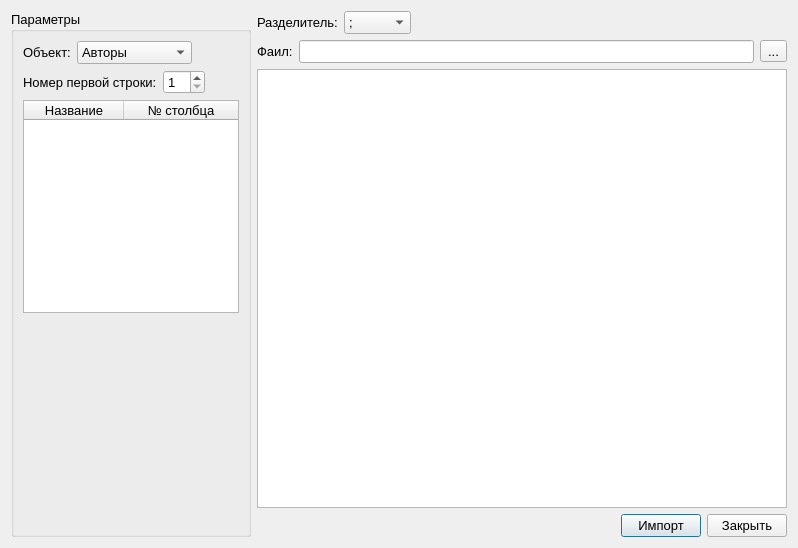
First picture: the form in librarian/import.ui, repository Skyrim78/Librarian, before the edit.
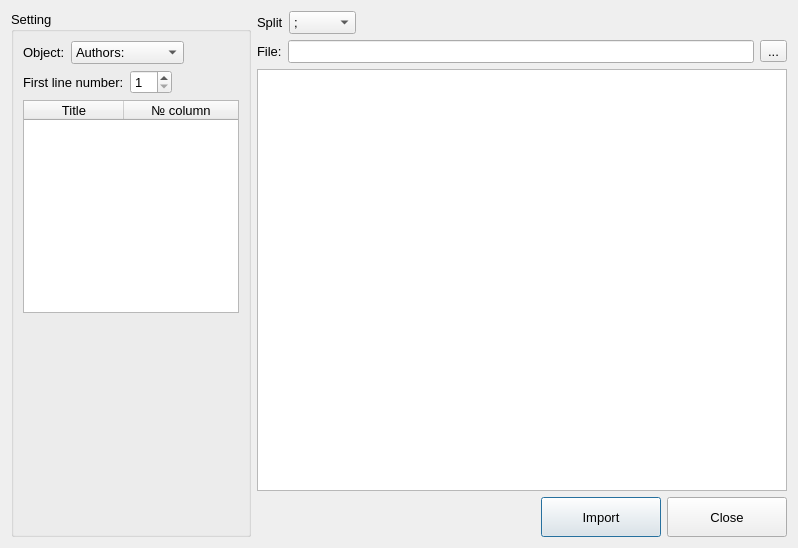
Second picture: the form after the edit.

```diff
--- a/librarian/import.ui
+++ b/librarian/import.ui
@@ -36,7 +36,7 @@
         </size>
        </property>
        <property name="title">
-        <string>Параметры</string>
+        <string>Setting</string>
        </property>
        <layout class="QGridLayout" name="gridLayout">
         <item row="0" column="0">
@@ -46,7 +46,7 @@
             <item>
              <widget class="QLabel" name="label_4">
               <property name="text">
-               <string>Объект:</string>
+               <string>Object:</string>
               </property>
              </widget>
             </item>
@@ -54,37 +54,37 @@
              <widget class="QComboBox" name="comboBox_object">
               <item>
                <property name="text">
-                <string>Авторы</string>
+                <string>Authors:</string>
                </property>
               </item>
               <item>
                <property name="text">
-                <string>Издательства</string>
+                <string>Publishers:</string>
                </property>
               </item>
               <item>
                <property name="text">
-                <string>Читатели</string>
+                <string>Sections:</string>
                </property>
               </item>
               <item>
                <property name="text">
-                <string>Организации</string>
+                <string>Category:</string>
                </property>
               </item>
               <item>
                <property name="text">
-                <string>Разделы</string>
+                <string>Books:</string>
                </property>
               </item>
               <item>
                <property name="text">
-                <string>Категории</string>
+                <string>Readers:</string>
                </property>
               </item>
               <item>
                <property name="text">
-                <string>Книги</string>
+                <string>Organizations:</string>
                </property>
               </item>
              </widget>
@@ -109,7 +109,7 @@
             <item>
              <widget class="QLabel" name="label">
               <property name="text">
-               <string>Номер первой строки:</string>
+               <string>First line number:</string>
               </property>
              </widget>
             </item>
@@ -148,12 +148,12 @@
             </attribute>
             <column>
              <property name="text">
-              <string>Название</string>
+              <string>Title</string>
              </property>
             </column>
             <column>
              <property name="text">
-              <string>№ столбца</string>
+              <string>№ column</string>
              </property>
             </column>
            </widget>
@@ -183,7 +183,7 @@
          <item>
           <widget class="QLabel" name="label_3">
            <property name="text">
-            <string>Разделитель:</string>
+            <string>Split</string>
            </property>
           </widget>
          </item>
@@ -236,7 +236,7 @@
          <item>
           <widget class="QLabel" name="label_2">
            <property name="text">
-            <string>Фаил:</string>
+            <string>File:</string>
            </property>
           </widget>
          </item>
@@ -272,15 +272,39 @@
          </item>
          <item>
           <widget class="QPushButton" name="pushButton_import">
+           <property name="minimumSize">
+            <size>
+             <width>120</width>
+             <height>40</height>
+            </size>
+           </property>
+           <property name="maximumSize">
+            <size>
+             <width>120</width>
+             <height>40</height>
+            </size>
+           </property>
            <property name="text">
-            <string>Импорт</string>
+            <string>Import</string>
            </property>
           </widget>
          </item>
          <item>
           <widget class="QPushButton" name="pushButton_close">
+           <property name="minimumSize">
+            <size>
+             <width>120</width>
+             <height>40</height>
+            </size>
+           </property>
+           <property name="maximumSize">
+            <size>
+             <width>120</width>
+             <height>40</height>
+            </size>
+           </property>
            <property name="text">
-            <string>Закрыть</string>
+            <string>Close</string>
            </property>
           </widget>
          </item>
```
